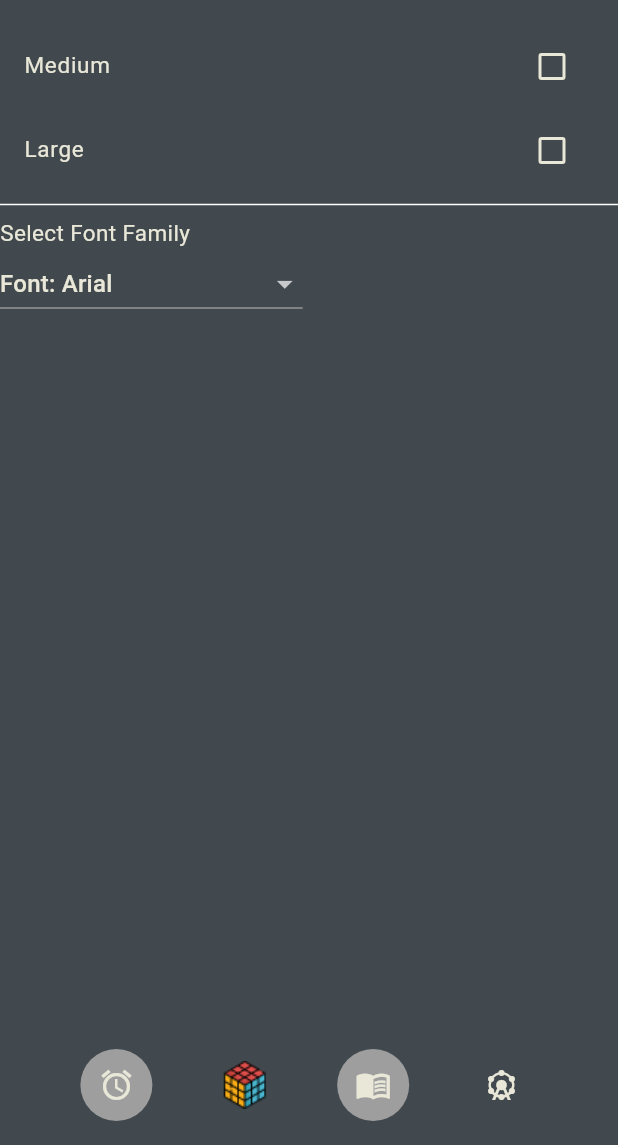
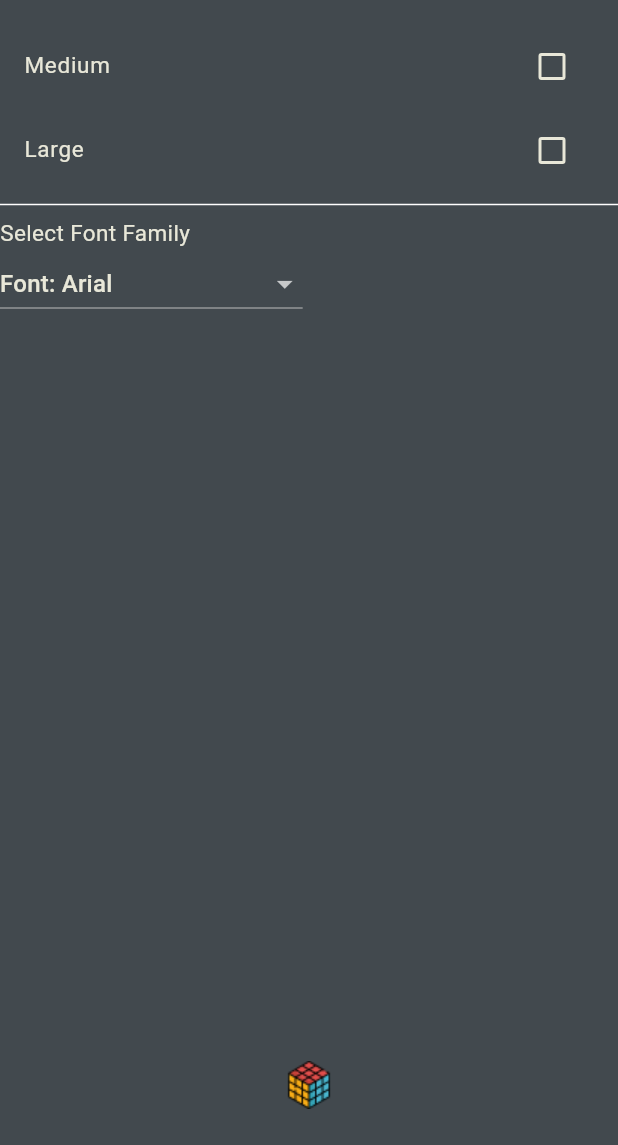
Before and after one commit to DieInhaltsangabe/AppProgrammingFlatter, a Flutter app: the FontSettingsView screen opened directly, on a phone screen of 412 x 824 dp, the part 91-1236 px from its top. Run offline on Flutter 3.47's test engine with Material 3 defaults, Android fonts, the phone set to English and light mode, and no system bars; our stand-ins replace flutter_colorpicker, shared_preferences; missing offline and left inert: cuber, dart:ffi; accounts and stored records are empty; generated files the repository leaves out were written again; Roboto replaces fonts that are missing (Arial); statements that could not run were skipped.

Commit message:
Fix Bottom Bar in Settings views

```diff
--- a/cuberino/lib/pages/font_settings_view.dart
+++ b/cuberino/lib/pages/font_settings_view.dart
@@ -1,6 +1,8 @@
 import 'package:flutter/material.dart';
 import 'package:cuberino/app_settings.dart';
 import 'package:cuberino/components/bottom_app_bar.dart';
+
+import '../main.dart';
 
 class FontSettingsView extends StatefulWidget {
   @override
@@ -78,7 +80,19 @@ class _FontSettingsViewState extends State<FontSettingsView> {
             ],
           )
       ),
-        bottomNavigationBar: BottomMenu(false, true, false, true)
+        bottomNavigationBar: BottomAppBar(
+          child: Row(
+            mainAxisAlignment: MainAxisAlignment.spaceEvenly,
+            children: [
+              IconButton(
+                icon: Image.asset('assets/rubik.png'),
+                onPressed: () {
+                  Navigator.push(context, MaterialPageRoute(builder: (context) => Cuberino()));
+                },
+              ),
+            ],
+          ),
+        )
     );
   }
 }
```
Also changed, not shown: cuberino/lib/pages/backgound_color.dart (+15 -1 lines), cuberino/lib/pages/cube_zoom_settings_view.dart (+13 -1 lines).
